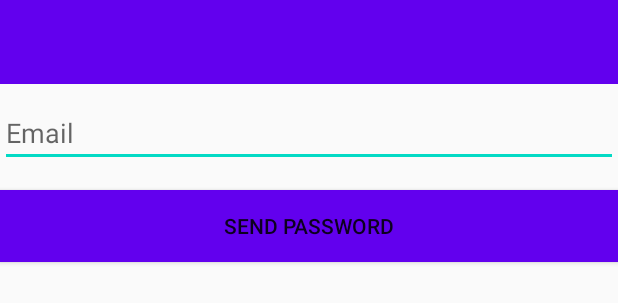
After one commit to ssk-karna/AutoLights_app, an Android app: the layout activity_forgot_password.xml on its own in the app's theme, with its tools: preview values and no code run, on a phone screen of 412 x 824 dp. The commit adds this screen. Shown: the top 303 px of the screen. Run offline under Robolectric (Android 15) with nearby library versions, the phone set to English and light mode, and no system bars; Roboto replaces fonts that are not available here.

Commit message:
Forgot Password added

```diff
--- a/app/src/main/AndroidManifest.xml
+++ b/app/src/main/AndroidManifest.xml
@@ -9,7 +9,8 @@
         android:roundIcon="@mipmap/launcher_icon_bulb_foreground"
         android:supportsRtl="true"
         android:theme="@style/AppTheme">
-        <activity android:name=".edit_menu"></activity>
+        <activity android:name=".ForgotPassword"></activity>
+        <activity android:name=".edit_menu" />
         <activity android:name=".AddDevice" />
         <activity android:name=".HomePage" />
         <activity android:name=".UserProfile" />
--- /dev/null
+++ b/app/src/main/res/layout/activity_forgot_password.xml
@@ -0,0 +1,43 @@
+<?xml version="1.0" encoding="utf-8"?>
+<LinearLayout xmlns:android="http://schemas.android.com/apk/res/android"
+    android:orientation="vertical"
+    android:layout_width="match_parent"
+    android:layout_height="match_parent">
+
+    <androidx.appcompat.widget.Toolbar
+        android:id="@+id/reset_toolbar"
+        android:layout_width="match_parent"
+        android:layout_height="wrap_content"
+        android:background="?attr/colorPrimary"
+        android:minHeight="?attr/actionBarSize"
+        android:theme="?attr/actionBarTheme" >
+    </androidx.appcompat.widget.Toolbar>
+
+    <EditText
+        android:id="@+id/enter_email"
+        android:layout_width="match_parent"
+        android:layout_height="wrap_content"
+        android:ems="10"
+        android:layout_marginTop="10dp"
+        android:inputType="textEmailAddress"
+        android:hint="Email" />
+
+    <Button
+        android:id="@+id/send_password"
+        android:layout_width="match_parent"
+        android:layout_height="wrap_content"
+        android:text="Send Password"
+        android:layout_marginTop="15dp"
+        android:background="@color/colorPrimary"/>
+
+    <ProgressBar
+        android:id="@+id/progressBar"
+        style="?android:attr/progressBarStyle"
+        android:layout_width="match_parent"
+        android:layout_height="wrap_content"
+        android:layout_marginTop="15dp"
+        android:progressBackgroundTint="#607D8B"
+        android:visibility="gone"/>
+
+
+</LinearLayout>
```
Also changed, not shown: app/src/main/java/com/truedevelopment/autolight/ForgotPassword.java (added, +63 -0 lines), app/src/main/java/com/truedevelopment/autolight/LoginActivity.java (+7 -0 lines).
